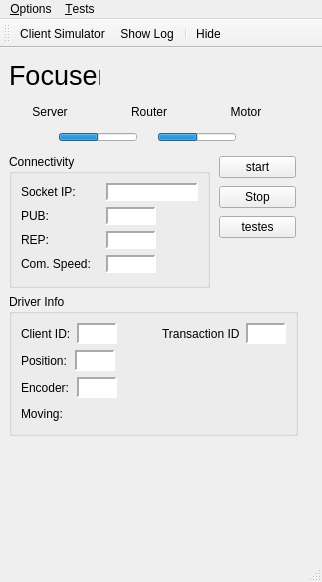
This is assets/ui/main.ui in dev-LNA/HostFocuser160 as Qt 5 draws it before an edit. The edited form follows.
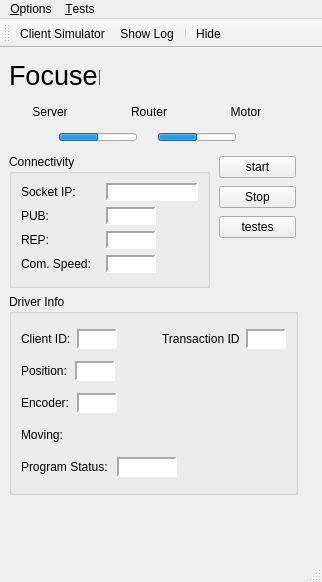
This is the edited form. Icons and pictures are not drawn.

```diff
--- a/assets/ui/main.ui
+++ b/assets/ui/main.ui
@@ -2344,7 +2344,7 @@
       <x>9</x>
       <y>246</y>
       <width>289</width>
-      <height>142</height>
+      <height>201</height>
      </rect>
     </property>
     <property name="minimumSize">
@@ -2383,7 +2383,7 @@
          <property name="maximumSize">
           <size>
            <width>50</width>
-           <height>16777215</height>
+           <height>20</height>
           </size>
          </property>
          <property name="styleSheet">
@@ -2437,7 +2437,7 @@
          <property name="maximumSize">
           <size>
            <width>60</width>
-           <height>16777215</height>
+           <height>20</height>
           </size>
          </property>
          <property name="styleSheet">
@@ -2494,7 +2494,7 @@
          <property name="maximumSize">
           <size>
            <width>50</width>
-           <height>16777215</height>
+           <height>20</height>
           </size>
          </property>
          <property name="styleSheet">
@@ -2558,7 +2558,7 @@
          <property name="maximumSize">
           <size>
            <width>50</width>
-           <height>16777215</height>
+           <height>20</height>
           </size>
          </property>
          <property name="styleSheet">
@@ -2684,6 +2684,61 @@
        </item>
       </layout>
      </item>
+     <item>
+      <layout class="QHBoxLayout" name="horizontalLayout_7">
+       <item>
+        <widget class="QLabel" name="lblStatus">
+         <property name="text">
+          <string>Program Status: </string>
+         </property>
+        </widget>
+       </item>
+       <item>
+        <widget class="QLabel" name="lblStatus_val">
+         <property name="minimumSize">
+          <size>
+           <width>60</width>
+           <height>0</height>
+          </size>
+         </property>
+         <property name="maximumSize">
+          <size>
+           <width>80</width>
+           <height>20</height>
+          </size>
+         </property>
+         <property name="styleSheet">
+          <string notr="true">background-color: white</string>
+         </property>
+         <property name="frameShape">
+          <enum>QFrame::Shape::Panel</enum>
+         </property>
+         <property name="frameShadow">
+          <enum>QFrame::Shadow::Sunken</enum>
+         </property>
+         <property name="lineWidth">
+          <number>2</number>
+         </property>
+         <property name="text">
+          <string/>
+         </property>
+        </widget>
+       </item>
+       <item>
+        <spacer name="horizontalSpacer_9">
+         <property name="orientation">
+          <enum>Qt::Orientation::Horizontal</enum>
+         </property>
+         <property name="sizeHint" stdset="0">
+          <size>
+           <width>40</width>
+           <height>20</height>
+          </size>
+         </property>
+        </spacer>
+       </item>
+      </layout>
+     </item>
     </layout>
    </widget>
    <widget class="QWidget" name="layoutWidget">
```
